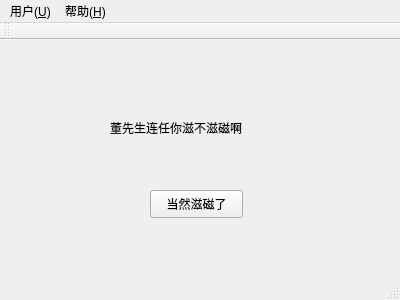
Before: the Qt Designer form Qt/TrainBoom/mainwindow.ui in zidaneandmessi/TrainBoom_FrontEnd, drawn with Qt 5.
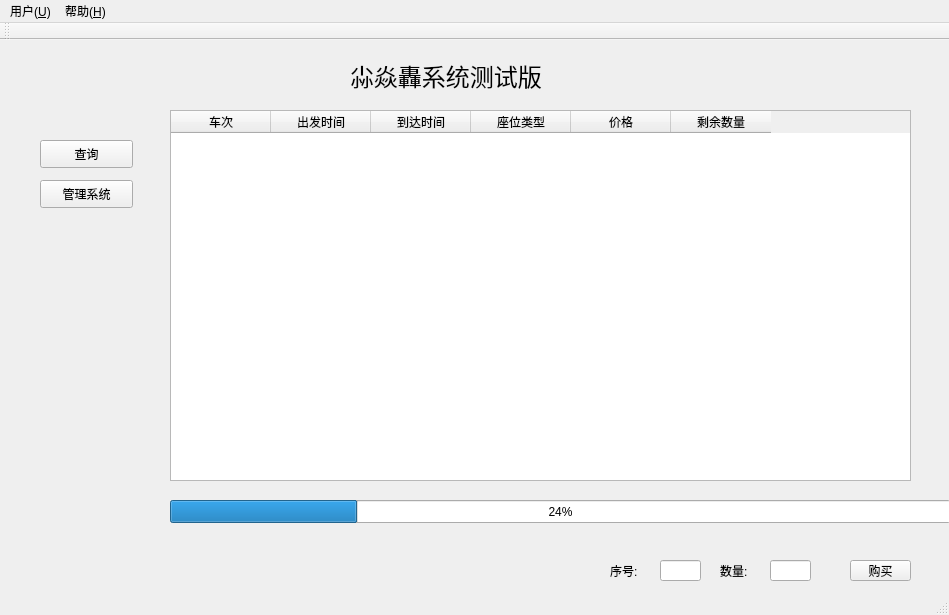
After: the same form once the commit is applied.

Commit message: add tickets query & book system

```diff
--- a/Qt/TrainBoom/mainwindow.ui
+++ b/Qt/TrainBoom/mainwindow.ui
@@ -6,8 +6,8 @@
    <rect>
     <x>0</x>
     <y>0</y>
-    <width>400</width>
-    <height>300</height>
+    <width>949</width>
+    <height>615</height>
    </rect>
   </property>
   <property name="windowTitle">
@@ -17,36 +17,184 @@
    <widget class="QPushButton" name="pushButton">
     <property name="geometry">
      <rect>
-      <x>150</x>
-      <y>150</y>
-      <width>93</width>
-      <height>28</height>
+      <x>850</x>
+      <y>520</y>
+      <width>61</width>
+      <height>21</height>
      </rect>
     </property>
     <property name="text">
-     <string>当然滋磁了</string>
+     <string>购买</string>
+    </property>
+   </widget>
+   <widget class="QLineEdit" name="numLineEdit">
+    <property name="geometry">
+     <rect>
+      <x>770</x>
+      <y>520</y>
+      <width>41</width>
+      <height>21</height>
+     </rect>
+    </property>
+    <property name="text">
+     <string/>
     </property>
    </widget>
    <widget class="QLabel" name="label">
     <property name="geometry">
      <rect>
-      <x>110</x>
-      <y>80</y>
-      <width>171</width>
-      <height>16</height>
+      <x>720</x>
+      <y>520</y>
+      <width>38</width>
+      <height>21</height>
      </rect>
     </property>
     <property name="text">
-     <string>董先生连任你滋不滋磁啊</string>
+     <string>数量:</string>
     </property>
    </widget>
+   <widget class="QLabel" name="label_3">
+    <property name="geometry">
+     <rect>
+      <x>350</x>
+      <y>20</y>
+      <width>240</width>
+      <height>31</height>
+     </rect>
+    </property>
+    <property name="font">
+     <font>
+      <family>等线</family>
+      <pointsize>18</pointsize>
+     </font>
+    </property>
+    <property name="text">
+     <string>尛焱轟系统测试版</string>
+    </property>
+   </widget>
+   <widget class="QPushButton" name="queryButton">
+    <property name="geometry">
+     <rect>
+      <x>40</x>
+      <y>100</y>
+      <width>93</width>
+      <height>28</height>
+     </rect>
+    </property>
+    <property name="text">
+     <string>查询</string>
+    </property>
+   </widget>
+   <widget class="QTableWidget" name="tableWidget">
+    <property name="geometry">
+     <rect>
+      <x>170</x>
+      <y>70</y>
+      <width>741</width>
+      <height>371</height>
+     </rect>
+    </property>
+    <property name="editTriggers">
+     <set>QAbstractItemView::NoEditTriggers</set>
+    </property>
+    <column>
+     <property name="text">
+      <string>车次</string>
+     </property>
+    </column>
+    <column>
+     <property name="text">
+      <string>出发时间</string>
+     </property>
+    </column>
+    <column>
+     <property name="text">
+      <string>到达时间</string>
+     </property>
+    </column>
+    <column>
+     <property name="text">
+      <string>座位类型</string>
+     </property>
+    </column>
+    <column>
+     <property name="text">
+      <string>价格</string>
+     </property>
+    </column>
+    <column>
+     <property name="text">
+      <string>剩余数量</string>
+     </property>
+    </column>
+   </widget>
+   <widget class="QProgressBar" name="progressBar">
+    <property name="geometry">
+     <rect>
+      <x>170</x>
+      <y>460</y>
+      <width>781</width>
+      <height>23</height>
+     </rect>
+    </property>
+    <property name="value">
+     <number>24</number>
+    </property>
+   </widget>
+   <widget class="QLabel" name="label_2">
+    <property name="geometry">
+     <rect>
+      <x>610</x>
+      <y>520</y>
+      <width>41</width>
+      <height>21</height>
+     </rect>
+    </property>
+    <property name="text">
+     <string>序号:</string>
+    </property>
+   </widget>
+   <widget class="QLineEdit" name="noLineEdit">
+    <property name="geometry">
+     <rect>
+      <x>660</x>
+      <y>520</y>
+      <width>41</width>
+      <height>21</height>
+     </rect>
+    </property>
+   </widget>
+   <widget class="QPushButton" name="adminButton">
+    <property name="geometry">
+     <rect>
+      <x>40</x>
+      <y>140</y>
+      <width>93</width>
+      <height>28</height>
+     </rect>
+    </property>
+    <property name="text">
+     <string>管理系统</string>
+    </property>
+   </widget>
+   <zorder>pushButton</zorder>
+   <zorder>numLineEdit</zorder>
+   <zorder>label</zorder>
+   <zorder>label_3</zorder>
+   <zorder>adminButton</zorder>
+   <zorder>queryButton</zorder>
+   <zorder>tableWidget</zorder>
+   <zorder>progressBar</zorder>
+   <zorder>adminButton</zorder>
+   <zorder>label_2</zorder>
+   <zorder>noLineEdit</zorder>
   </widget>
   <widget class="QMenuBar" name="menuBar">
    <property name="geometry">
     <rect>
      <x>0</x>
      <y>0</y>
-     <width>400</width>
+     <width>949</width>
      <height>26</height>
     </rect>
    </property>
```
Left out of the diff: 10 changed lines with no effect on the pictures. The commit also changes 50 other files.
